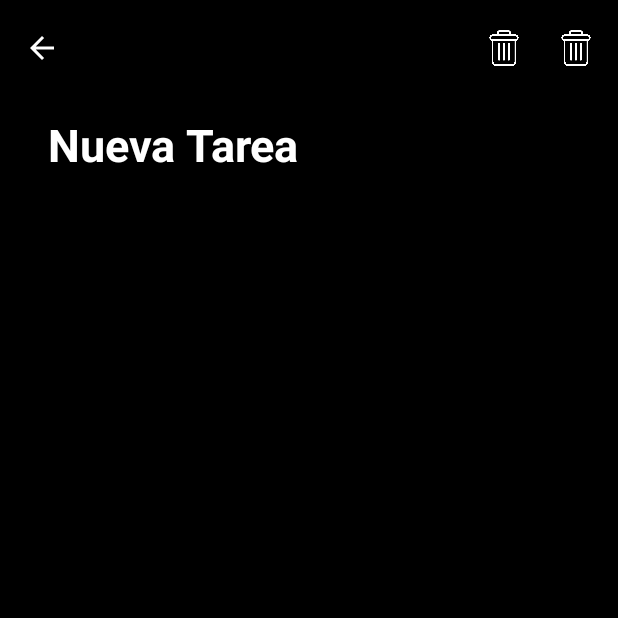
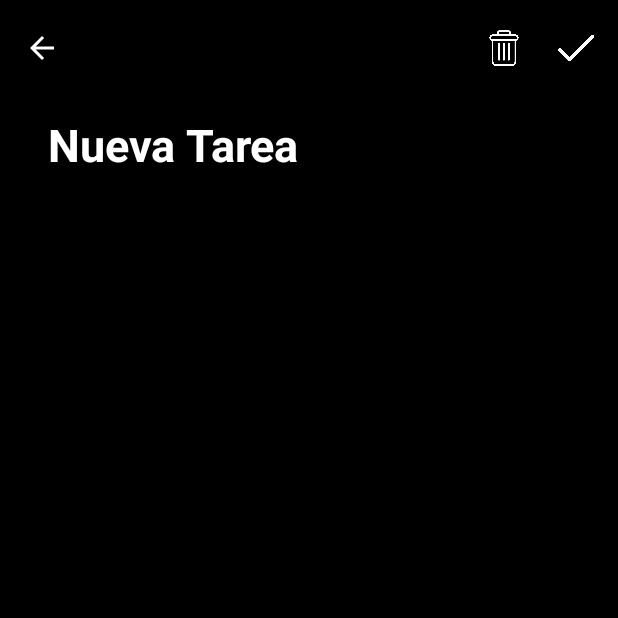
Before and after one commit to SamuelRiveira/Tareas, an Android app built with Jetpack Compose: the screen it shows after launch (MainActivity), after a tap on "Nueva Tarea", on a phone screen of 412 x 824 dp, the top half of it. Run offline under Robolectric (Android 15) with nearby library versions, the phone set to English and light mode, and no system bars; our stand-ins replace Room's generated code; 1 other tap on this screen came first.

```diff
--- a/app/src/main/java/dev/samu/tareas/screens/Tarea.kt
+++ b/app/src/main/java/dev/samu/tareas/screens/Tarea.kt
@@ -45,6 +45,11 @@ import dev.samu.tareas.navigation.AppScreens
 @OptIn(ExperimentalMaterial3Api::class)
 @Composable
 fun Tarea(navController: NavHostController, taskViewModel: TaskViewModel, indice: Int?) {
+    // Inicializar variables de estado con valores de la tarea seleccionada
+    val selectedTask = indice?.let { taskViewModel.task.getOrNull(it) }
+    var textoTitulo by remember { mutableStateOf(selectedTask?.title ?: "") }
+    var textoContenido by remember { mutableStateOf(selectedTask?.content ?: "") }
+
     Column(
         modifier = Modifier
             .background(Color.Black)
@@ -57,7 +62,7 @@ fun Tarea(navController: NavHostController, taskViewModel: TaskViewModel, indice
                 }) {
                     Icon(
                         imageVector = Icons.AutoMirrored.Filled.ArrowBack,
-                        contentDescription = "Localized description",
+                        contentDescription = "Volver atrás",
                         tint = Color.White
                     )
                 }
@@ -71,32 +76,29 @@ fun Tarea(navController: NavHostController, taskViewModel: TaskViewModel, indice
             ),
             actions = {
                 IconButton(onClick = {
-                    taskViewModel.task.forEachIndexed{ index, task ->
-                        if((indice != null) && (indice == index)){
-                            taskViewModel.deleteTask(task)
-                            navController.navigate(route = AppScreens.ListaTareas.route)
-                        }
+                    selectedTask?.let { task ->
+                        taskViewModel.deleteTask(task)
+                        navController.navigate(route = AppScreens.ListaTareas.route)
                     }
                 }) {
                     Icon(
                         painter = painterResource(R.drawable.eliminar),
-                        contentDescription = "Localized description",
+                        contentDescription = "Eliminar",
                         tint = Color.White,
                         modifier = Modifier
                             .size(24.dp)
                     )
                 }
                 IconButton(onClick = {
-                    taskViewModel.task.forEachIndexed{ index, task ->
-                        if((indice != null) && (indice == index)){
-                            taskViewModel.deleteTask(task)
-                            navController.navigate(route = AppScreens.ListaTareas.route)
-                        }
+                    selectedTask?.let { task ->
+                        val updatedTask = task.copy(title = textoTitulo, content = textoContenido)
+                        taskViewModel.updateTask(updatedTask)
+                        navController.popBackStack()
                     }
                 }) {
                     Icon(
-                        painter = painterResource(R.drawable.eliminar),
-                        contentDescription = "Localized description",
+                        painter = painterResource(R.drawable.editar),
+                        contentDescription = "Editar",
                         tint = Color.White,
                         modifier = Modifier
                             .size(24.dp)
@@ -105,13 +107,12 @@ fun Tarea(navController: NavHostController, taskViewModel: TaskViewModel, indice
             }
         )
         LazyColumn {
-            itemsIndexed(taskViewModel.task) { index,task ->
-                var textoTitulo by remember { mutableStateOf(task.title) }
-                var textoContenido by remember { mutableStateOf(task.content) }
-
-                if((indice != null) && (indice == index))
-                    Column(modifier = Modifier
-                        .fillMaxWidth()
+            itemsIndexed(taskViewModel.task) { index, task ->
+                if (indice != null && indice == index) {
+                    Column(
+                        modifier = Modifier
+                            .fillMaxWidth()
+                            .padding(start = 16.dp, bottom = 16.dp)
                     ) {
                         TextField(
                             value = textoTitulo,
@@ -126,8 +127,6 @@ fun Tarea(navController: NavHostController, taskViewModel: TaskViewModel, indice
                                 focusedIndicatorColor = Color.Transparent,
                                 unfocusedIndicatorColor = Color.Transparent
                             ),
-                            modifier = Modifier
-                                .padding(start = 16.dp, bottom = 16.dp)
                         )
                         TextField(
                             value = textoContenido,
@@ -141,24 +140,9 @@ fun Tarea(navController: NavHostController, taskViewModel: TaskViewModel, indice
                                 focusedIndicatorColor = Color.Transparent,
                                 unfocusedIndicatorColor = Color.Transparent
                             ),
-                            modifier = Modifier
-                                .padding(start = 16.dp, bottom = 16.dp)
                         )
-//                Row {
-//                    Button(onClick = {
-//                        taskViewModel.deleteTask(task)
-//                        navController.navigate(route = AppScreens.ListaTareas.route)
-//                    }) {
-//                        Text(text = "Eliminar")
-//                    }
-//                    Button(onClick = {
-//                        val updatedTask = task.copy(content = "Contenido actualizado")
-//                        taskViewModel.updateTask(updatedTask)
-//                    }) {
-//                        Text(text = "Editar")
-//                    }
-//                }
                     }
+                }
             }
         }
     }
```
Also changed, not shown: app/src/main/res/drawable-nodpi/editar.png (added).
